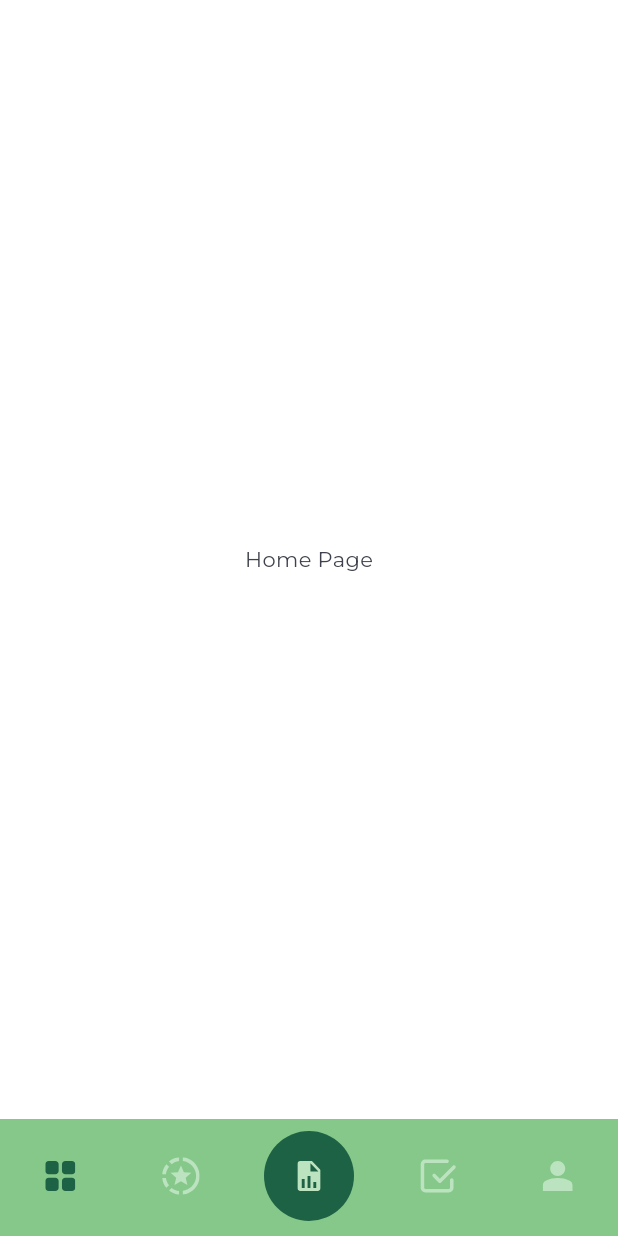
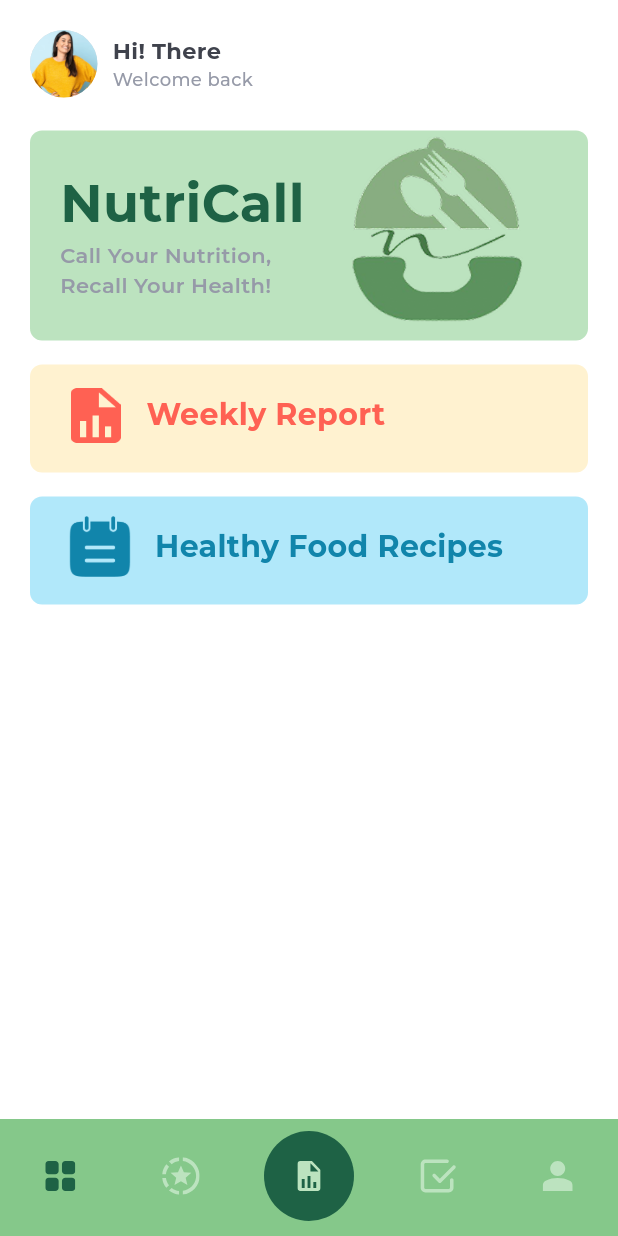
Before and after one commit to NutriCall/NutriCall-App, a Flutter app: the screen it shows after launch, on a phone screen of 412 x 824 dp. Run offline on Flutter 3.47's test engine with Material 3 defaults, Android fonts, the phone set to English and light mode, and no system bars; our stand-ins replace flutter_dotenv, flutter_riverpod, flutter_svg, gap, go_router, google_fonts and 3 more; generated files the repository leaves out were written again.

Commit message:
slicing home page

```diff
--- a/lib/features/home/pages/home_page.dart
+++ b/lib/features/home/pages/home_page.dart
@@ -1,13 +1,57 @@
 import 'package:flutter/material.dart';
+import 'package:gap/gap.dart';
 import 'package:hooks_riverpod/hooks_riverpod.dart';
+import 'package:nutri_call_app/features/home/widget/menu_home_widget.dart';
+import 'package:nutri_call_app/features/home/widget/nutricall_banner_widget.dart';
+import 'package:nutri_call_app/features/home/widget/user_header_widget.dart';
+import 'package:nutri_call_app/utils/app_color.dart';
+import 'package:nutri_call_app/utils/assets.gen.dart';
 
 class HomePage extends HookConsumerWidget {
   const HomePage({super.key});
+
   @override
   Widget build(BuildContext context, WidgetRef ref) {
-    return const Scaffold(
-      body: Center(
-        child: Text('Home Page'),
+    return SafeArea(
+      child: Scaffold(
+        body: RefreshIndicator(
+          onRefresh: () async {},
+          child: ListView(
+            children:  [
+              const Padding(
+                padding: EdgeInsets.all(20.0),
+                child: UserProfileHeader(),
+              ),
+              const Gap(2),
+              const Padding(
+                padding: EdgeInsets.symmetric(horizontal: 20),
+                child: NutricallBanner(),
+              ),
+              const Gap(16),
+              Padding(
+                padding: const EdgeInsets.symmetric(horizontal: 20),
+                child: MenuHomeWidget(
+                  title: 'Weekly Report',
+                  assetPath: Assets.images.plan.path,
+                  backgroundColor: AppColor.lightOrange,
+                  textColor: AppColor.orange,
+                ),
+              ),
+              const Gap(16),
+              Padding(
+                padding: const EdgeInsets.symmetric(horizontal: 20),
+                child: MenuHomeWidget(
+                  title: 'Healthy Food Recipes',
+                  assetPath: Assets.images.recipe.path,
+                  backgroundColor: AppColor.lightBlue,
+                  textColor: AppColor.blue,
+                  imageScale: 1.0,
+                ),
+              ),
+              const Gap(24),
+            ],
+          ),
+        ),
       ),
     );
   }
--- /dev/null
+++ b/lib/features/home/widget/menu_home_widget.dart
@@ -0,0 +1,56 @@
+import 'package:flutter/material.dart';
+import 'package:gap/gap.dart';
+import 'package:google_fonts/google_fonts.dart';
+
+class MenuHomeWidget extends StatelessWidget {
+  final String title;
+  final String assetPath;
+  final Color backgroundColor;
+  final Color textColor;
+  final double imageScale;
+
+  const MenuHomeWidget({
+    super.key,
+    required this.title,
+    required this.assetPath,
+    required this.backgroundColor,
+    required this.textColor,
+    this.imageScale = 0.7,
+  });
+
+  @override
+  Widget build(BuildContext context) {
+    return SizedBox(
+      height: 72,
+      child: Container(
+        padding: const EdgeInsets.fromLTRB(20, 8, 20, 12),
+        decoration: BoxDecoration(
+          borderRadius: BorderRadius.circular(8),
+          color: backgroundColor,
+        ),
+        child: Center(
+          child: Row(
+            children: [
+              Transform.scale(
+                scale: imageScale,
+                child: Image.asset(
+                  assetPath,
+                  fit: BoxFit.cover,
+                ),
+              ),
+              const Gap(10),
+              Text(
+                title,
+                style: GoogleFonts.montserrat(
+                  color: textColor,
+                  fontSize: 20,
+                  fontWeight: FontWeight.bold,
+                ),
+              ),
+            ],
+          ),
+        ),
+      ),
+    );
+  }
+}
--- /dev/null
+++ b/lib/features/home/widget/nutricall_banner_widget.dart
@@ -0,0 +1,63 @@
+import 'package:flutter/material.dart';
+import 'package:google_fonts/google_fonts.dart';
+import 'package:nutri_call_app/utils/app_color.dart';
+import 'package:nutri_call_app/utils/assets.gen.dart';
+
+class NutricallBanner extends StatelessWidget {
+  const NutricallBanner({super.key});
+
+  @override
+  Widget build(BuildContext context) {
+    return SizedBox(
+      height: 140,
+      child: Container(
+        padding: const EdgeInsets.fromLTRB(20, 8, 20, 12),
+        decoration: BoxDecoration(
+          borderRadius: BorderRadius.circular(8),
+          color: AppColor.disabledGreen,
+        ),
+        child: Center(
+          child: Row(
+            mainAxisAlignment: MainAxisAlignment.spaceBetween,
+            children: [
+              SizedBox(
+                width: 170,
+                child: Column(
+                  mainAxisAlignment: MainAxisAlignment.center,
+                  crossAxisAlignment: CrossAxisAlignment.start,
+                  children: [
+                    Text(
+                      'NutriCall',
+                      style: GoogleFonts.montserrat(
+                        color: AppColor.darkGreen,
+                        fontSize: 35,
+                        fontWeight: FontWeight.bold,
+                      ),
+                    ),
+                    Text(
+                      'Call Your Nutrition, Recall Your Health!',
+                      style: GoogleFonts.montserrat(
+                        color: AppColor.lightBlack,
+                        fontSize: 14,
+                        fontWeight: FontWeight.w600,
+                      ),
+                    ),
+                  ],
+                ),
+              ),
+              Expanded(
+                child: Transform.scale(
+                  scale: 1.2,
+                  child: Image.asset(
+                    Assets.images.logoApp.path,
+                    fit: BoxFit.cover,
+                  ),
+                ),
+              ),
+            ],
+          ),
+        ),
+      ),
+    );
+  }
+}
--- /dev/null
+++ b/lib/features/home/widget/user_header_widget.dart
@@ -0,0 +1,49 @@
+import 'package:flutter/material.dart';
+import 'package:google_fonts/google_fonts.dart';
+import 'package:nutri_call_app/utils/app_color.dart';
+import 'package:nutri_call_app/utils/assets.gen.dart';
+
+class UserProfileHeader extends StatelessWidget {
+  const UserProfileHeader({super.key});
+
+  @override
+  Widget build(BuildContext context) {
+    return Row(
+      children: [
+        ClipOval(
+          child: Container(
+            width: 45,
+            height: 45,
+            color: AppColor.lightGrey,
+            child: Image.asset(
+              Assets.images.userProfile.path,
+              fit: BoxFit.cover,
+            ),
+          ),
+        ),
+        const SizedBox(width: 10),
+        Column(
+          crossAxisAlignment: CrossAxisAlignment.start,
+          children: [
+            Text(
+              'Hi! There',
+              style: GoogleFonts.montserrat(
+                color: AppColor.semiBlack,
+                fontSize: 15,
+                fontWeight: FontWeight.bold,
+              ),
+            ),
+            Text(
+              'Welcome back',
+              style: GoogleFonts.montserrat(
+                color: AppColor.lightBlack,
+                fontSize: 12,
+                fontWeight: FontWeight.w500,
+              ),
+            ),
+          ],
+        ),
+      ],
+    );
+  }
+}
```
Also changed, not shown: assets/images/plan.png (added), assets/images/recipe.png (added), assets/images/userProfile.png (added).
